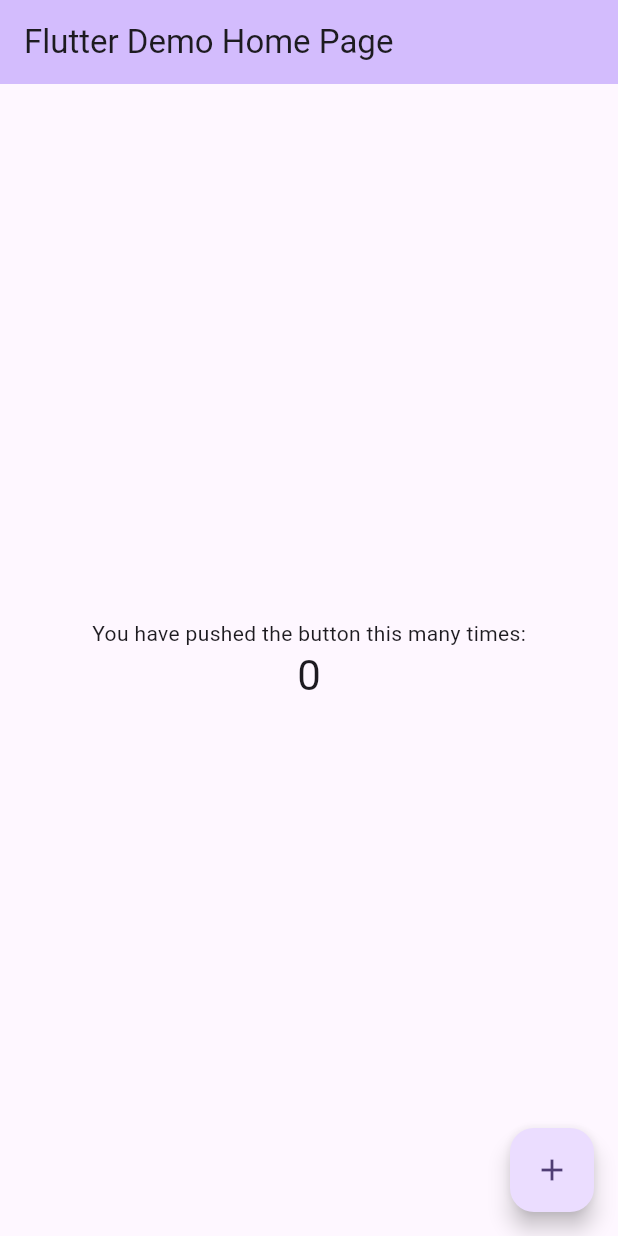
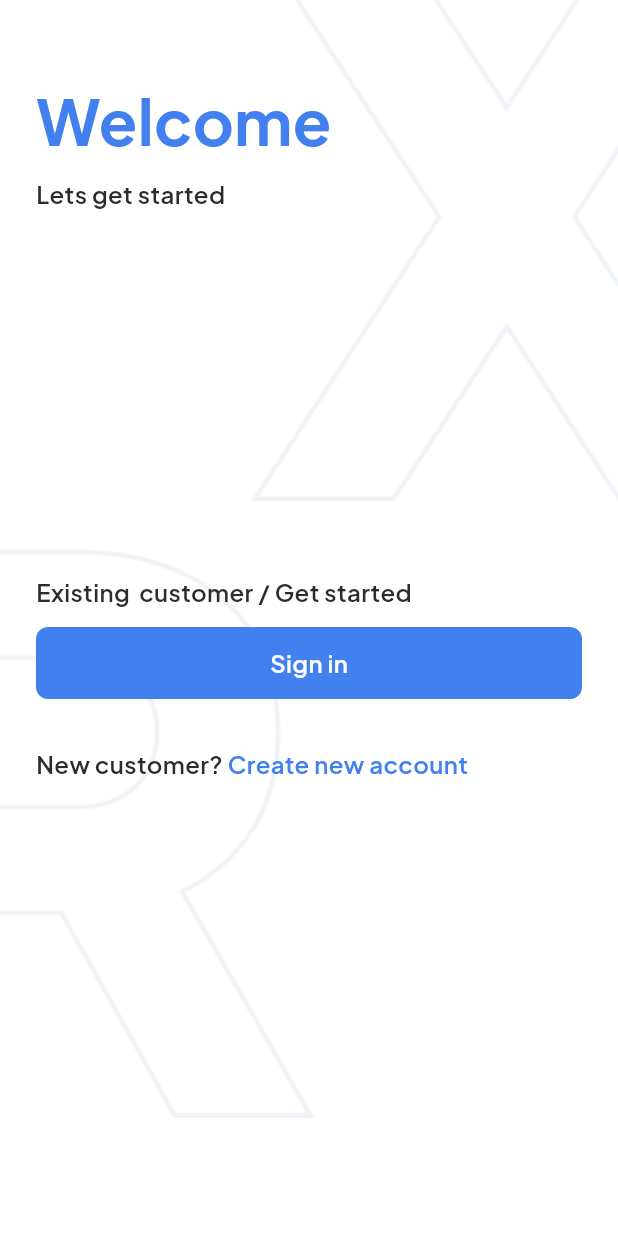
Before and after one commit to mohamdelbehairy/food_delivery_admin, a Flutter app: the screen it shows after launch, on a phone screen of 412 x 824 dp. Run offline on Flutter 3.47's test engine with Material 3 defaults, Android fonts, the phone set to English and light mode, and no system bars.

Commit message:
create welcome view done

```diff
--- /dev/null
+++ b/lib/core/utils/assets.dart
@@ -0,0 +1,10 @@
+// ignore_for_file: prefer_single_quotes
+abstract class Assets {
+  /// Assets for imagesR
+  /// assets/images/R.png
+  static const String imagesR = "assets/images/R.png";
+
+  /// Assets for imagesX
+  /// assets/images/X.png
+  static const String imagesX = "assets/images/X.png";
+}
--- /dev/null
+++ b/lib/core/widgets/custom_button.dart
@@ -0,0 +1,25 @@
+import 'package:flutter/material.dart';
+import 'package:food_delivery_admin/core/utils/app_colors.dart';
+import 'package:food_delivery_admin/core/utils/styles.dart';
+
+class CustomButton extends StatelessWidget {
+  const CustomButton({super.key});
+
+  @override
+  Widget build(BuildContext context) {
+    return GestureDetector(
+      onTap: () {},
+      child: Container(
+        height: 48,
+        width: double.infinity,
+        decoration: BoxDecoration(
+            color: AppColors.primaryColor,
+            borderRadius: BorderRadius.circular(8)),
+        child: Center(
+          child: Text("Sign in",
+              style: Styles.semiBold16.copyWith(color: Colors.white)),
+        ),
+      ),
+    );
+  }
+}
--- /dev/null
+++ b/lib/core/widgets/food_delivery_admin.dart
@@ -0,0 +1,15 @@
+import 'package:flutter/material.dart';
+
+import '../../features/auth/presentation/views/welcome_view.dart';
+
+class FoodDeliveryAdmin extends StatelessWidget {
+  const FoodDeliveryAdmin({super.key});
+
+  @override
+  Widget build(BuildContext context) {
+    return MaterialApp(
+      debugShowCheckedModeBanner: false,
+      home: const WelcomeView(),
+    );
+  }
+}
--- /dev/null
+++ b/lib/features/auth/presentation/views/welcome_view.dart
@@ -0,0 +1,15 @@
+import 'package:flutter/material.dart';
+
+import 'widgets/welcome_view_body.dart';
+
+class WelcomeView extends StatelessWidget {
+  const WelcomeView({super.key});
+
+  @override
+  Widget build(BuildContext context) {
+    return Scaffold(
+      backgroundColor: Colors.white,
+      body: const WelcomeViewBody(),
+    );
+  }
+}
--- /dev/null
+++ b/lib/features/auth/presentation/views/widgets/welcome_create_account.dart
@@ -0,0 +1,20 @@
+import 'package:flutter/material.dart';
+import 'package:food_delivery_admin/core/utils/app_colors.dart';
+
+import '../../../../../core/utils/styles.dart';
+
+class WelcomeCreateAccount extends StatelessWidget {
+  const WelcomeCreateAccount({super.key});
+
+  @override
+  Widget build(BuildContext context) {
+    return Row(
+      mainAxisSize: MainAxisSize.min,
+      children: [
+        const Text("New customer? ", style: Styles.semiBold16),
+        Text("Create new account",
+            style: Styles.semiBold16.copyWith(color: AppColors.primaryColor)),
+      ],
+    );
+  }
+}
--- /dev/null
+++ b/lib/features/auth/presentation/views/widgets/welcome_image.dart
@@ -0,0 +1,16 @@
+import 'package:flutter/material.dart';
+
+import '../../../../../core/utils/assets.dart';
+
+class WelcomeImage extends StatelessWidget {
+  const WelcomeImage({super.key, this.image, this.alignment});
+  final String? image;
+  final AlignmentGeometry? alignment;
+
+  @override
+  Widget build(BuildContext context) {
+    return Align(
+        alignment: alignment ?? Alignment.topRight,
+        child: Image.asset(image ?? Assets.imagesX));
+  }
+}
--- /dev/null
+++ b/lib/features/auth/presentation/views/widgets/welcome_view_body.dart
@@ -0,0 +1,20 @@
+import 'package:flutter/material.dart';
+
+import 'welcome_view_buttons.dart';
+import 'welcome_view_components.dart';
+import 'welcome_view_header.dart';
+
+class WelcomeViewBody extends StatelessWidget {
+  const WelcomeViewBody({super.key});
+
+  @override
+  Widget build(BuildContext context) {
+    return Stack(
+      children: [
+        const WelcomeViewComponents(),
+        const WelcomeViewHeader(),
+        const WelcomeViewButtons(),
+      ],
+    );
+  }
+}
--- /dev/null
+++ b/lib/features/auth/presentation/views/widgets/welcome_view_buttons.dart
@@ -0,0 +1,31 @@
+import 'package:flutter/material.dart';
+import 'package:food_delivery_admin/core/widgets/custom_button.dart';
+
+import '../../../../../core/utils/styles.dart';
+import 'welcome_create_account.dart';
+
+class WelcomeViewButtons extends StatelessWidget {
+  const WelcomeViewButtons({super.key});
+
+  @override
+  Widget build(BuildContext context) {
+    return Align(
+        alignment: AlignmentDirectional.centerStart,
+        child: Padding(
+          padding: const EdgeInsets.symmetric(horizontal: 24),
+          child: Column(
+            mainAxisSize: MainAxisSize.min,
+            crossAxisAlignment: CrossAxisAlignment.start,
+            children: [
+              const SizedBox(height: 80),
+              const Text("Existing  customer / Get started",
+                  style: Styles.semiBold16),
+              const SizedBox(height: 12),
+              const CustomButton(),
+              const SizedBox(height: 32),
+              const WelcomeCreateAccount(),
+            ],
+          ),
+        ));
+  }
+}
--- /dev/null
+++ b/lib/features/auth/presentation/views/widgets/welcome_view_components.dart
@@ -0,0 +1,18 @@
+import 'package:flutter/material.dart';
+import 'package:food_delivery_admin/core/utils/assets.dart';
+import 'welcome_image.dart';
+
+class WelcomeViewComponents extends StatelessWidget {
+  const WelcomeViewComponents({super.key});
+
+  @override
+  Widget build(BuildContext context) {
+    return Column(
+      children: [
+        const WelcomeImage(),
+        const SizedBox(height: 32),
+        WelcomeImage(alignment: Alignment.centerLeft, image: Assets.imagesR)
+      ],
+    );
+  }
+}
--- /dev/null
+++ b/lib/features/auth/presentation/views/widgets/welcome_view_header.dart
@@ -0,0 +1,25 @@
+import 'package:flutter/material.dart';
+
+import '../../../../../core/utils/styles.dart';
+
+class WelcomeViewHeader extends StatelessWidget {
+  const WelcomeViewHeader({super.key});
+
+  @override
+  Widget build(BuildContext context) {
+    return SafeArea(
+      child: Padding(
+        padding: const EdgeInsets.symmetric(horizontal: 24),
+        child: const Column(
+          crossAxisAlignment: CrossAxisAlignment.start,
+          children: [
+            SizedBox(height: 50),
+            Text("Welcome", style: Styles.bold42),
+            SizedBox(height: 8),
+            Text("Lets get started", style: Styles.semiBold16),
+          ],
+        ),
+      ),
+    );
+  }
+}
--- a/lib/main.dart
+++ b/lib/main.dart
@@ -1,125 +1,7 @@
 import 'package:flutter/material.dart';
 
+import 'core/widgets/food_delivery_admin.dart';
+
 void main() {
-  runApp(const MyApp());
+  runApp(const FoodDeliveryAdmin());
 }
-
-class MyApp extends StatelessWidget {
-  const MyApp({super.key});
-
-  // This widget is the root of your application.
-  @override
-  Widget build(BuildContext context) {
-    return MaterialApp(
-      title: 'Flutter Demo',
-      theme: ThemeData(
-        // This is the theme of your application.
-        //
-        // TRY THIS: Try running your application with "flutter run". You'll see
-        // the application has a purple toolbar. Then, without quitting the app,
-        // try changing the seedColor in the colorScheme below to Colors.green
-        // and then invoke "hot reload" (save your changes or press the "hot
-        // reload" button in a Flutter-supported IDE, or press "r" if you used
-        // the command line to start the app).
-        //
-        // Notice that the counter didn't reset back to zero; the application
-        // state is not lost during the reload. To reset the state, use hot
-        // restart instead.
-        //
-        // This works for code too, not just values: Most code changes can be
-        // tested with just a hot reload.
-        colorScheme: ColorScheme.fromSeed(seedColor: Colors.deepPurple),
-        useMaterial3: true,
-      ),
-      home: const MyHomePage(title: 'Flutter Demo Home Page'),
-    );
-  }
-}
-
-class MyHomePage extends StatefulWidget {
-  const MyHomePage({super.key, required this.title});
-
-  // This widget is the home page of your application. It is stateful, meaning
-  // that it has a State object (defined below) that contains fields that affect
-  // how it looks.
-
-  // This class is the configuration for the state. It holds the values (in this
-  // case the title) provided by the parent (in this case the App widget) and
-  // used by the build method of the State. Fields in a Widget subclass are
-  // always marked "final".
-
-  final String title;
-
-  @override
-  State<MyHomePage> createState() => _MyHomePageState();
-}
-
-class _MyHomePageState extends State<MyHomePage> {
-  int _counter = 0;
-
-  void _incrementCounter() {
-    setState(() {
-      // This call to setState tells the Flutter framework that something has
-      // changed in this State, which causes it to rerun the build method below
-      // so that the display can reflect the updated values. If we changed
-      // _counter without calling setState(), then the build method would not be
-      // called again, and so nothing would appear to happen.
-      _counter++;
-    });
-  }
-
-  @override
-  Widget build(BuildContext context) {
-    // This method is rerun every time setState is called, for instance as done
-    // by the _incrementCounter method above.
-    //
-    // The Flutter framework has been optimized to make rerunning build methods
-    // fast, so that you can just rebuild anything that needs updating rather
-    // than having to individually change instances of widgets.
-    return Scaffold(
-      appBar: AppBar(
-        // TRY THIS: Try changing the color here to a specific color (to
-        // Colors.amber, perhaps?) and trigger a hot reload to see the AppBar
-        // change color while the other colors stay the same.
-        backgroundColor: Theme.of(context).colorScheme.inversePrimary,
-        // Here we take the value from the MyHomePage object that was created by
-        // the App.build method, and use it to set our appbar title.
-        title: Text(widget.title),
-      ),
-      body: Center(
-        // Center is a layout widget. It takes a single child and positions it
-        // in the middle of the parent.
-        child: Column(
-          // Column is also a layout widget. It takes a list of children and
-          // arranges them vertically. By default, it sizes itself to fit its
-          // children horizontally, and tries to be as tall as its parent.
-          //
-          // Column has various properties to control how it sizes itself and
-          // how it positions its children. Here we use mainAxisAlignment to
-          // center the children vertically; the main axis here is the vertical
-          // axis because Columns are vertical (the cross axis would be
-          // horizontal).
-          //
-          // TRY THIS: Invoke "debug painting" (choose the "Toggle Debug Paint"
-          // action in the IDE, or press "p" in the console), to see the
-          // wireframe for each widget.
-          mainAxisAlignment: MainAxisAlignment.center,
-          children: <Widget>[
-            const Text(
-              'You have pushed the button this many times:',
-            ),
-            Text(
-              '$_counter',
-              style: Theme.of(context).textTheme.headlineMedium,
-            ),
-          ],
-        ),
-      ),
-      floatingActionButton: FloatingActionButton(
-        onPressed: _incrementCounter,
-        tooltip: 'Increment',
-        child: const Icon(Icons.add),
-      ), // This trailing comma makes auto-formatting nicer for build methods.
-    );
-  }
-}
```
Also changed, not shown: pubspec.yaml (+9 -3 lines), assets/images/R.png (added), assets/images/X.png (added), 1 other file.
